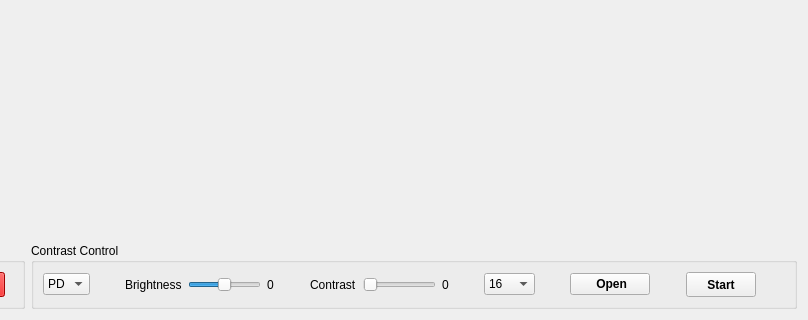
Old version of the form src/ui/Phantom.ui in the repository Mostafa-Medhat/MRI-Phantom; both pictures show x 445 to 1253 and y 469 to 789 of the 1253 by 789 pixel window.
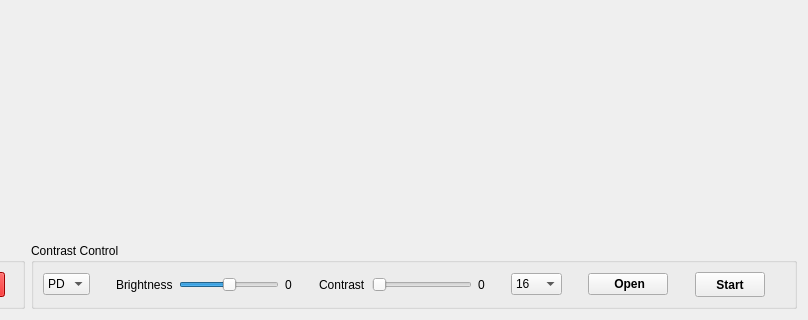
New version of the form. Icons and pictures are not drawn.

Commit message: Add start reconstruct button and its func()

Patch:
```diff
--- a/src/ui/Phantom.ui
+++ b/src/ui/Phantom.ui
@@ -489,6 +489,12 @@
           </item>
           <item>
            <widget class="QSlider" name="horizontalSlider_brightness">
+            <property name="minimumSize">
+             <size>
+              <width>100</width>
+              <height>0</height>
+             </size>
+            </property>
             <property name="minimum">
              <number>-127</number>
             </property>
@@ -529,6 +535,12 @@
           </item>
           <item>
            <widget class="QSlider" name="horizontalSlider_contrast">
+            <property name="minimumSize">
+             <size>
+              <width>100</width>
+              <height>0</height>
+             </size>
+            </property>
             <property name="minimum">
              <number>0</number>
             </property>
```
Left out of the diff: 2 changed lines with no effect on the pictures. The commit also changes 1 other file.
